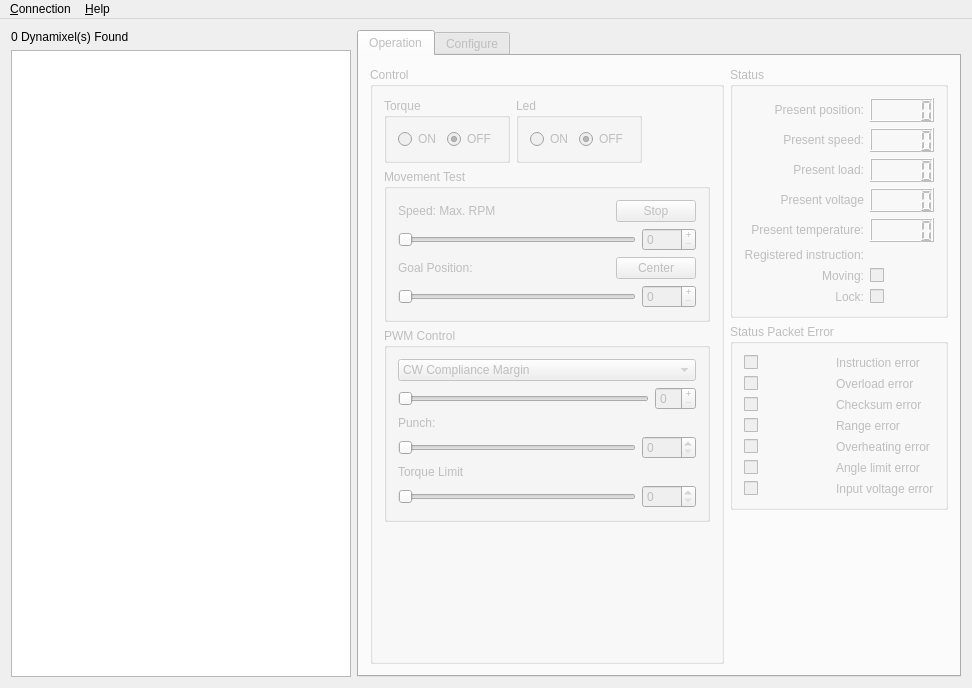
Old version of the form src/gui/dynamixelmanager.ui in the repository admo/DynamixelManager.
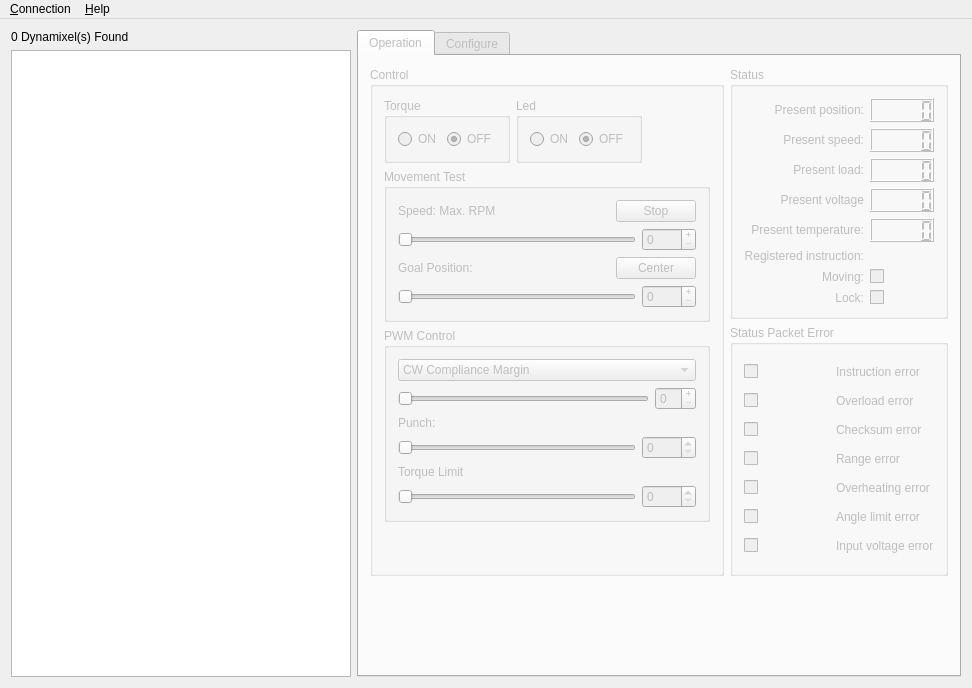
New version of the form.

Patch:
```diff
--- a/src/gui/dynamixelmanager.ui
+++ b/src/gui/dynamixelmanager.ui
@@ -742,7 +742,9 @@
                 </layout>
                </widget>
               </item>
-              <item>
+             </layout>
+            </item>
+            <item row="1" column="1">
                <spacer name="verticalSpacer_2">
                 <property name="orientation">
                  <enum>Qt::Vertical</enum>
@@ -754,8 +756,6 @@
                  </size>
                 </property>
                </spacer>
-              </item>
-             </layout>
             </item>
            </layout>
           </item>
```
Lines whose indentation alone changed are shown as unchanged.
